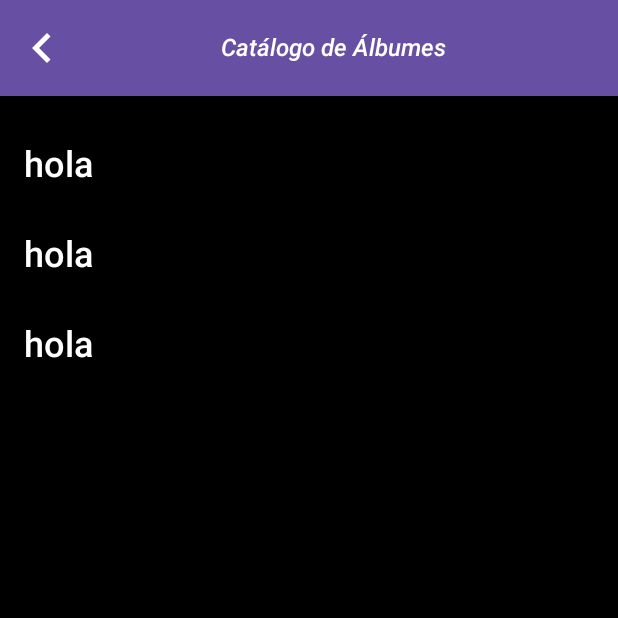
After one commit to BrayanRGarciaM2/MISW-4203-202412-ingenieria-de-software-para-aplicaciones-moviles, an Android app built with Jetpack Compose: the AlbumListActivity screen opened directly, with no data from a screen before it, on a phone screen of 412 x 824 dp, the top half of it. The commit adds this screen. Run offline under Robolectric (Android 15) with nearby library versions, the phone set to English and light mode, and no system bars; network calls fail.

Commit message:
feature(Album list): UI finished

```diff
--- a/Vinilos/app/src/main/AndroidManifest.xml
+++ b/Vinilos/app/src/main/AndroidManifest.xml
@@ -15,6 +15,11 @@
         android:supportsRtl="true"
         android:theme="@style/Theme.Vinilos"
         tools:targetApi="31">
+        <activity
+            android:name=".album.AlbumListActivity"
+            android:exported="false"
+            android:label="@string/title_activity_album_list"
+            android:theme="@style/Theme.Vinilos" />
         <activity
             android:name=".album.AlbumDetailActivity"
             android:exported="true"
--- /dev/null
+++ b/Vinilos/app/src/main/java/com/tsdc/vinilos/album/AlbumListActivity.kt
@@ -0,0 +1,40 @@
+package com.tsdc.vinilos.album
+
+import android.os.Bundle
+import androidx.activity.ComponentActivity
+import androidx.activity.compose.setContent
+import androidx.compose.foundation.layout.fillMaxSize
+import androidx.compose.material3.Surface
+import androidx.compose.runtime.Composable
+import androidx.compose.ui.Modifier
+import androidx.compose.ui.graphics.Color
+import androidx.compose.ui.tooling.preview.Preview
+import com.tsdc.vinilos.album.ui.theme.VinilosTheme
+import com.tsdc.vinilos.album.vista.list.AlbumListScreen
+
+val albums2 = listOf(album2, album2, album2)
+
+class AlbumListActivity : ComponentActivity() {
+    override fun onCreate(savedInstanceState: Bundle?) {
+        super.onCreate(savedInstanceState)
+        setContent {
+            VinilosTheme {
+                // A surface container using the 'background' color from the theme
+                Surface(
+                    modifier = Modifier.fillMaxSize(),
+                    color = Color.Black
+                ) {
+                    AlbumListScreen(albums2)
+                }
+            }
+        }
+    }
+}
+
+@Preview(showBackground = true)
+@Composable
+fun GreetingPreview3() {
+    VinilosTheme {
+        AlbumListScreen(albums2)
+    }
+}
--- a/Vinilos/app/src/main/java/com/tsdc/vinilos/album/repository/Album.kt
+++ b/Vinilos/app/src/main/java/com/tsdc/vinilos/album/repository/data/model/Album.kt
@@ -1,4 +1,4 @@
-package com.tsdc.vinilos.album.repository
+package com.tsdc.vinilos.album.repository.data.model
 
 
 import android.os.Parcelable
@@ -14,5 +14,6 @@ data class Album(
     val description: String,
     val genre: String,
     val recordLabel: String,
-    val performers: List<Artist>
+    val performers: List<Artist>,
+    val tracks: List<Song>
 ) : Parcelable
--- a/Vinilos/app/src/main/java/com/tsdc/vinilos/album/repository/Artist.kt
+++ b/Vinilos/app/src/main/java/com/tsdc/vinilos/album/repository/data/model/Artist.kt
@@ -1,4 +1,4 @@
-package com.tsdc.vinilos.album.repository
+package com.tsdc.vinilos.album.repository.data.model
 
 import android.os.Parcelable
 import kotlinx.parcelize.Parcelize
--- a/Vinilos/app/src/main/java/com/tsdc/vinilos/album/vista/AlbumDetailScreen.kt
+++ b/Vinilos/app/src/main/java/com/tsdc/vinilos/album/vista/detail/AlbumDetailScreen.kt
@@ -1,10 +1,10 @@
-package com.tsdc.vinilos.album.vista
+package com.tsdc.vinilos.album.vista.detail
 
 import androidx.compose.foundation.rememberScrollState
 import androidx.compose.material3.Scaffold
 import androidx.compose.runtime.Composable
 import com.tsdc.vinilos.album.album2
-import com.tsdc.vinilos.album.repository.Album
+import com.tsdc.vinilos.album.repository.data.model.Album
 
 @Composable
 fun AlbumDetailScreen(album: Album?) {
--- /dev/null
+++ b/Vinilos/app/src/main/java/com/tsdc/vinilos/album/vista/list/AlbumListContent.kt
@@ -0,0 +1,87 @@
+package com.tsdc.vinilos.album.vista.list
+
+import androidx.compose.foundation.background
+import androidx.compose.foundation.clickable
+import androidx.compose.foundation.layout.Column
+import androidx.compose.foundation.layout.PaddingValues
+import androidx.compose.foundation.layout.fillMaxSize
+import androidx.compose.foundation.layout.padding
+import androidx.compose.foundation.lazy.LazyColumn
+import androidx.compose.foundation.lazy.rememberLazyListState
+import androidx.compose.material3.Card
+import androidx.compose.material3.CardDefaults
+import androidx.compose.material3.Text
+import androidx.compose.runtime.Composable
+import androidx.compose.runtime.remember
+import androidx.compose.ui.Modifier
+import androidx.compose.ui.graphics.Color
+import androidx.compose.ui.platform.LocalContext
+import androidx.compose.ui.text.TextStyle
+import androidx.compose.ui.text.font.FontWeight
+import androidx.compose.ui.unit.dp
+import androidx.compose.ui.unit.sp
+import androidx.core.content.ContextCompat.getString
+import androidx.core.content.ContextCompat.startActivity
+import com.tsdc.vinilos.R
+import com.tsdc.vinilos.album.AlbumDetailActivity
+import com.tsdc.vinilos.album.repository.data.model.Album
+
+@Composable
+fun AlbumListContent(paddingValues: PaddingValues, albums: List<Album>) {
+    val albumsToShow = remember { albums }
+    val scrollState = rememberLazyListState()
+    val context = LocalContext.current
+    Column(Modifier.fillMaxSize()) {
+        Text(
+            text = getString(context, R.string.album_name_text),
+            color = Color.White,
+            style = TextStyle(
+                fontWeight = FontWeight.Light,
+                fontSize = 14.sp,
+                letterSpacing = 0.15.sp,
+                color = Color.White
+            )
+        )
+        LazyColumn(
+            contentPadding = paddingValues,
+            state = scrollState
+        ) {
+            items(albumsToShow.size) { albumId ->
+                AlbumListItem(album = albums[albumId])
+            }
+        }
+    }
+}
+
+@Composable
+fun AlbumListItem(album: Album) {
+    val context = LocalContext.current
+    Card(
+        modifier = Modifier
+            .fillMaxSize()
+            .background(Color.Black)
+            .clickable {
+                startActivity(
+                    context,
+                    AlbumDetailActivity.newIntent(context, album),
+                    null
+                )
+            },
+        colors = CardDefaults.cardColors(
+            contentColor = Color.Black,
+            containerColor = Color.Black
+        )
+    ) {
+        Text(
+            modifier = Modifier.padding(16.dp),
+            text = album.name,
+            color = Color.White,
+            style = TextStyle(
+                fontWeight = FontWeight.Medium,
+                fontSize = 24.sp,
+                color = Color.White
+            ),
+        )
+    }
+
+}
--- /dev/null
+++ b/Vinilos/app/src/main/java/com/tsdc/vinilos/album/vista/list/AlbumListScreen.kt
@@ -0,0 +1,24 @@
+package com.tsdc.vinilos.album.vista.list
+
+import androidx.compose.foundation.layout.fillMaxSize
+import androidx.compose.material3.Scaffold
+import androidx.compose.material3.Surface
+import androidx.compose.runtime.Composable
+import androidx.compose.ui.Modifier
+import androidx.compose.ui.graphics.Color
+import com.tsdc.vinilos.album.repository.data.model.Album
+
+@Composable
+fun AlbumListScreen(albums: List<Album>) {
+    Scaffold(
+        modifier = Modifier.fillMaxSize(),
+        topBar = {
+            AlbumListBar()
+        },
+        contentColor = Color.Black
+    ) { paddingValues ->
+        Surface(color = Color.Black) {
+            AlbumListContent(paddingValues, albums)
+        }
+    }
+}
--- /dev/null
+++ b/Vinilos/app/src/main/java/com/tsdc/vinilos/album/vista/list/AlbumListToolBar.kt
@@ -0,0 +1,55 @@
+package com.tsdc.vinilos.album.vista.list
+
+import androidx.compose.foundation.layout.Column
+import androidx.compose.foundation.layout.fillMaxWidth
+import androidx.compose.foundation.layout.padding
+import androidx.compose.material3.ExperimentalMaterial3Api
+import androidx.compose.material3.Text
+import androidx.compose.material3.TopAppBar
+import androidx.compose.material3.TopAppBarDefaults
+import androidx.compose.runtime.Composable
+import androidx.compose.runtime.mutableStateOf
+import androidx.compose.runtime.remember
+import androidx.compose.ui.Alignment
+import androidx.compose.ui.Modifier
+import androidx.compose.ui.graphics.Color
+import androidx.compose.ui.platform.LocalContext
+import androidx.compose.ui.res.colorResource
+import androidx.compose.ui.text.TextStyle
+import androidx.compose.ui.text.font.FontStyle
+import androidx.compose.ui.text.font.FontWeight
+import androidx.compose.ui.unit.dp
+import androidx.compose.ui.unit.sp
+import androidx.core.content.ContextCompat.getString
+import com.tsdc.vinilos.R
+import com.tsdc.vinilos.album.vista.detail.ActionItems
+
+@OptIn(ExperimentalMaterial3Api::class)
+@Composable
+fun AlbumListBar() {
+    val colorResource = colorResource(id = R.color.background_toolbar)
+    val toolbarColor = remember { mutableStateOf(colorResource) }
+    TopAppBar(
+        title = {
+            Column(
+                modifier = Modifier
+                    .fillMaxWidth()
+                    .padding(end = 16.dp),
+                horizontalAlignment = Alignment.CenterHorizontally
+            ) {
+
+                Text(
+                    text = getString(LocalContext.current, R.string.album_catalog_text),
+                    color = Color.White,
+                    style = TextStyle(
+                        fontWeight = FontWeight.SemiBold,
+                        fontStyle = FontStyle.Italic,
+                        fontSize = 16.sp,
+                        color = Color.White
+                    )
+                )
+            }
+        },
+        colors = TopAppBarDefaults.topAppBarColors(toolbarColor.value),
+        navigationIcon = { ActionItems() })
+}
--- a/Vinilos/app/src/main/res/values/colors.xml
+++ b/Vinilos/app/src/main/res/values/colors.xml
@@ -8,4 +8,5 @@
     <color name="black">#FF000000</color>
     <color name="white">#FFFFFFFF</color>
     <color name="background">#000000</color>
+    <color name="background_toolbar">#6750A4</color>
 </resources>
--- a/Vinilos/app/src/main/res/values/strings.xml
+++ b/Vinilos/app/src/main/res/values/strings.xml
@@ -5,4 +5,9 @@
     <string name="logo_content_description">Logo de la app Vinilos</string>
     <string name="title_activity_album_detail">AlbumDetailActivity</string>
     <string name="back_button_text">Dar atrás</string>
+    <string name="song_text">Canción</string>
+    <string name="duration_text">Duración</string>
+    <string name="title_activity_album_list">AlbumListActivity</string>
+    <string name="album_catalog_text">Catálogo de Álbumes</string>
+    <string name="album_name_text">Nombre del álbum</string>
 </resources>
```
Also changed, not shown: Vinilos/app/src/main/java/com/tsdc/vinilos/album/AlbumDetailActivity.kt (+16 -5 lines), Vinilos/app/src/main/java/com/tsdc/vinilos/album/repository/data/model/Song.kt (added, +11 -0 lines), Vinilos/app/src/main/java/com/tsdc/vinilos/album/vista/AlbumDetailContent.kt (deleted, +0 -78 lines), Vinilos/app/src/main/java/com/tsdc/vinilos/album/vista/detail/AlbumDetailContent.kt (added, +170 -0 lines), Vinilos/app/src/main/java/com/tsdc/vinilos/album/vista/detail/AlbumDetailToolBar.kt (renamed from Vinilos/app/src/main/java/com/tsdc/vinilos/album/vista/AlbumDetailToolBar.kt, +8 -5 lines).
